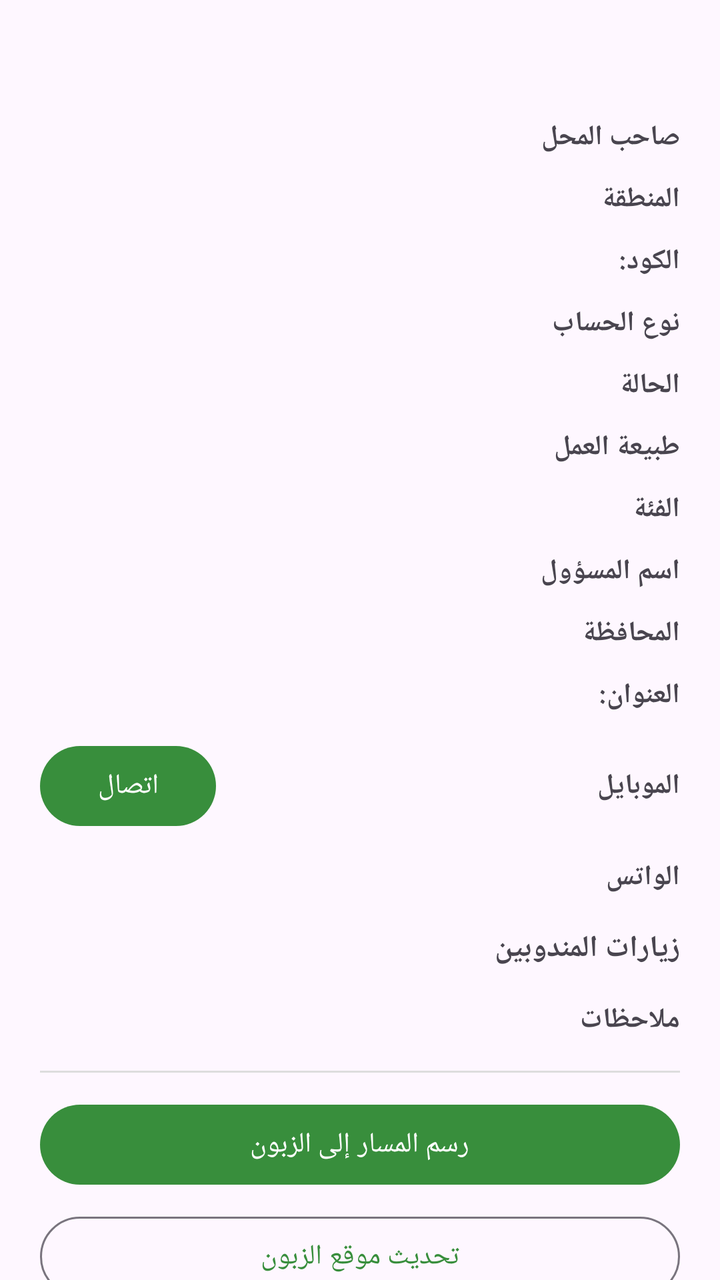
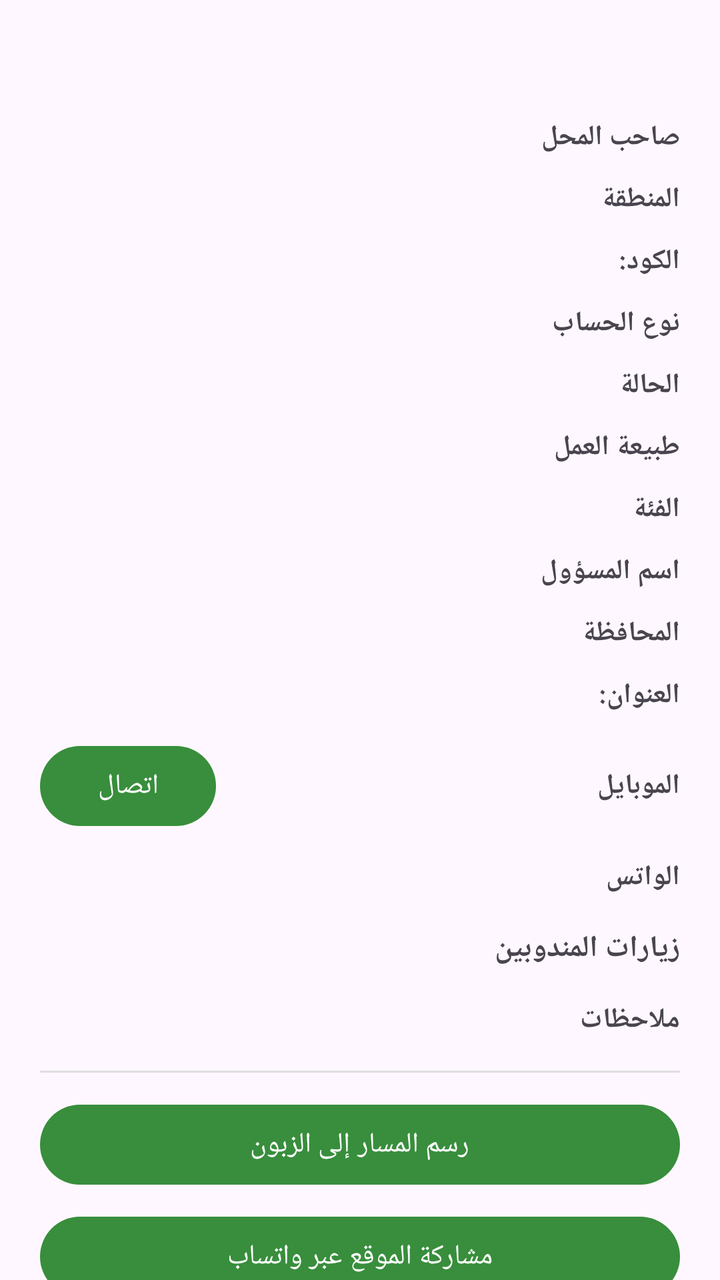

An Android layout rendered at two revisions. The XML below is the earlier revision; the diff shows what the commit changed to produce the second picture.
<!-- AndroidManifest.xml: application theme Theme.RepGuide -->
<!-- res/layout/dialog_store.xml -->
<?xml version="1.0" encoding="utf-8"?>
<androidx.core.widget.NestedScrollView xmlns:android="http://schemas.android.com/apk/res/android"
    android:layout_width="match_parent"
    android:layout_height="wrap_content">

    <LinearLayout
        android:layout_width="match_parent"
        android:layout_height="wrap_content"
        android:layoutDirection="rtl"
        android:orientation="vertical"
        android:padding="20dp">

        <TextView
            android:id="@+id/storeNameText"
            android:layout_width="match_parent"
            android:layout_height="wrap_content"
            android:textColor="?attr/colorPrimary"
            android:textSize="20sp"
            android:textStyle="bold" />

        <LinearLayout
            android:id="@+id/rowOwner"
            android:layout_width="match_parent"
            android:layout_height="wrap_content"
            android:layout_marginTop="12dp"
            android:orientation="horizontal">

            <TextView
                android:layout_width="wrap_content"
                android:layout_height="wrap_content"
                android:text="@string/owner_name"
                android:textStyle="bold" />

            <TextView
                android:id="@+id/ownerValue"
                android:layout_width="0dp"
                android:layout_height="wrap_content"
                android:layout_marginStart="8dp"
                android:layout_weight="1" />
        </LinearLayout>

        <LinearLayout
            android:id="@+id/rowRegion"
            android:layout_width="match_parent"
            android:layout_height="wrap_content"
            android:layout_marginTop="12dp"
            android:orientation="horizontal">

            <TextView
                android:layout_width="wrap_content"
                android:layout_height="wrap_content"
                android:text="@string/region"
                android:textStyle="bold" />

            <TextView
                android:id="@+id/regionValue"
                android:layout_width="0dp"
                android:layout_height="wrap_content"
                android:layout_marginStart="8dp"
                android:layout_weight="1" />
        </LinearLayout>

        <LinearLayout
            android:id="@+id/rowCode"
            android:layout_width="match_parent"
            android:layout_height="wrap_content"
            android:layout_marginTop="12dp"
            android:orientation="horizontal">

            <TextView
                android:layout_width="wrap_content"
                android:layout_height="wrap_content"
                android:text="@string/customer_code"
                android:textStyle="bold" />

            <TextView
                android:id="@+id/codeValue"
                android:layout_width="0dp"
                android:layout_height="wrap_content"
                android:layout_marginStart="8dp"
                android:layout_weight="1" />
        </LinearLayout>

        <LinearLayout
            android:id="@+id/rowAccountType"
            android:layout_width="match_parent"
            android:layout_height="wrap_content"
            android:layout_marginTop="12dp"
            android:orientation="horizontal">

            <TextView
                android:layout_width="wrap_content"
                android:layout_height="wrap_content"
                android:text="@string/account_type"
                android:textStyle="bold" />

            <TextView
                android:id="@+id/accountTypeValue"
                android:layout_width="0dp"
                android:layout_height="wrap_content"
                android:layout_marginStart="8dp"
                android:layout_weight="1" />
        </LinearLayout>

        <LinearLayout
            android:id="@+id/rowStatus"
            android:layout_width="match_parent"
            android:layout_height="wrap_content"
            android:layout_marginTop="12dp"
            android:orientation="horizontal">

            <TextView
                android:layout_width="wrap_content"
                android:layout_height="wrap_content"
                android:text="@string/status"
                android:textStyle="bold" />

            <TextView
                android:id="@+id/statusValue"
                android:layout_width="0dp"
                android:layout_height="wrap_content"
                android:layout_marginStart="8dp"
                android:layout_weight="1" />
        </LinearLayout>

        <LinearLayout
            android:id="@+id/rowCategory"
            android:layout_width="match_parent"
            android:layout_height="wrap_content"
            android:layout_marginTop="12dp"
            android:orientation="horizontal">

            <TextView
                android:layout_width="wrap_content"
                android:layout_height="wrap_content"
                android:text="@string/category"
                android:textStyle="bold" />

            <TextView
                android:id="@+id/categoryValue"
                android:layout_width="0dp"
                android:layout_height="wrap_content"
                android:layout_marginStart="8dp"
                android:layout_weight="1" />
        </LinearLayout>

        <LinearLayout
            android:id="@+id/rowShopClass"
            android:layout_width="match_parent"
            android:layout_height="wrap_content"
            android:layout_marginTop="12dp"
            android:orientation="horizontal">

            <TextView
                android:layout_width="wrap_content"
                android:layout_height="wrap_content"
                android:text="@string/shop_class"
                android:textStyle="bold" />

            <TextView
                android:id="@+id/shopClassValue"
                android:layout_width="0dp"
                android:layout_height="wrap_content"
                android:layout_marginStart="8dp"
                android:layout_weight="1" />
        </LinearLayout>

        <LinearLayout
            android:id="@+id/rowManager"
            android:layout_width="match_parent"
            android:layout_height="wrap_content"
            android:layout_marginTop="12dp"
            android:orientation="horizontal">

            <TextView
                android:layout_width="wrap_content"
                android:layout_height="wrap_content"
                android:text="@string/manager_name"
                android:textStyle="bold" />

            <TextView
                android:id="@+id/managerValue"
                android:layout_width="0dp"
                android:layout_height="wrap_content"
                android:layout_marginStart="8dp"
                android:layout_weight="1" />
        </LinearLayout>

        <LinearLayout
            android:id="@+id/rowGovernate"
            android:layout_width="match_parent"
            android:layout_height="wrap_content"
            android:layout_marginTop="12dp"
            android:orientation="horizontal">

            <TextView
                android:layout_width="wrap_content"
                android:layout_height="wrap_content"
                android:text="@string/governate"
                android:textStyle="bold" />

            <TextView
                android:id="@+id/governateValue"
                android:layout_width="0dp"
                android:layout_height="wrap_content"
                android:layout_marginStart="8dp"
                android:layout_weight="1" />
        </LinearLayout>

        <LinearLayout
            android:id="@+id/rowAddress"
            android:layout_width="match_parent"
            android:layout_height="wrap_content"
            android:layout_marginTop="12dp"
            android:orientation="horizontal">

            <TextView
                android:layout_width="wrap_content"
                android:layout_height="wrap_content"
                android:text="@string/address"
                android:textStyle="bold" />

            <TextView
                android:id="@+id/addressValue"
                android:layout_width="0dp"
                android:layout_height="wrap_content"
                android:layout_marginStart="8dp"
                android:layout_weight="1" />
        </LinearLayout>

        <LinearLayout
            android:id="@+id/rowPhone"
            android:layout_width="match_parent"
            android:layout_height="wrap_content"
            android:layout_marginTop="12dp"
            android:gravity="center_vertical"
            android:orientation="horizontal">

            <TextView
                android:layout_width="wrap_content"
                android:layout_height="wrap_content"
                android:text="@string/phone"
                android:textStyle="bold" />

            <TextView
                android:id="@+id/phoneValue"
                android:layout_width="0dp"
                android:layout_height="wrap_content"
                android:layout_marginStart="8dp"
                android:layout_weight="1" />

            <com.google.android.material.button.MaterialButton
                android:id="@+id/callButton"
                android:layout_width="wrap_content"
                android:layout_height="wrap_content"
                android:text="@string/call" />
        </LinearLayout>

        <LinearLayout
            android:id="@+id/rowWhatsapp"
            android:layout_width="match_parent"
            android:layout_height="wrap_content"
            android:layout_marginTop="12dp"
            android:orientation="horizontal">

            <TextView
                android:layout_width="wrap_content"
                android:layout_height="wrap_content"
                android:text="@string/whatsapp"
                android:textStyle="bold" />

            <TextView
                android:id="@+id/whatsappValue"
                android:layout_width="0dp"
                android:layout_height="wrap_content"
                android:layout_marginStart="8dp"
                android:layout_weight="1" />
        </LinearLayout>

        <TextView
            android:id="@+id/visitsTitle"
            android:layout_width="match_parent"
            android:layout_height="wrap_content"
            android:layout_marginTop="16dp"
            android:text="@string/visits_title"
            android:textSize="15sp"
            android:textStyle="bold" />

        <LinearLayout
            android:id="@+id/visitsContainer"
            android:layout_width="match_parent"
            android:layout_height="wrap_content"
            android:layout_marginTop="4dp"
            android:orientation="vertical" />

        <LinearLayout
            android:id="@+id/rowNotes"
            android:layout_width="match_parent"
            android:layout_height="wrap_content"
            android:layout_marginTop="12dp"
            android:orientation="horizontal">

            <TextView
                android:layout_width="wrap_content"
                android:layout_height="wrap_content"
                android:text="@string/notes"
                android:textStyle="bold" />

            <TextView
                android:id="@+id/notesValue"
                android:layout_width="0dp"
                android:layout_height="wrap_content"
                android:layout_marginStart="8dp"
                android:layout_weight="1" />
        </LinearLayout>

        <View
            android:layout_width="match_parent"
            android:layout_height="1dp"
            android:layout_marginTop="16dp"
            android:background="#DDDDDD" />

        <LinearLayout
            android:layout_width="match_parent"
            android:layout_height="wrap_content"
            android:layout_marginTop="12dp"
            android:orientation="vertical">

            <com.google.android.material.button.MaterialButton
                android:id="@+id/drawRouteButton"
                android:layout_width="match_parent"
                android:layout_height="wrap_content"
                android:text="@string/draw_route" />

            <com.google.android.material.button.MaterialButton
                android:id="@+id/updateLocationButton"
                style="@style/Widget.Material3.Button.OutlinedButton"
                android:layout_width="match_parent"
                android:layout_height="wrap_content"
                android:layout_marginTop="8dp"
                android:text="@string/update_location" />

            <com.google.android.material.button.MaterialButton
                android:id="@+id/addNoteButton"
                style="@style/Widget.Material3.Button.OutlinedButton"
                android:layout_width="match_parent"
                android:layout_height="wrap_content"
                android:layout_marginTop="8dp"
                android:text="@string/add_note" />

            <com.google.android.material.button.MaterialButton
                android:id="@+id/updateBothButton"
                style="@style/Widget.Material3.Button.OutlinedButton"
                android:layout_width="match_parent"
                android:layout_height="wrap_content"
                android:layout_marginTop="8dp"
                android:text="@string/update_location_with_note" />
        </LinearLayout>
    </LinearLayout>
</androidx.core.widget.NestedScrollView>
<!-- resources referenced by this layout -->
<resources>
  <string name="account_type">نوع الحساب</string>
  <string name="add_note">إضافة ملاحظة</string>
  <string name="address">العنوان:</string>
  <string name="call">اتصال</string>
  <string name="category">طبيعة العمل</string>
  <string name="customer_code">الكود:</string>
  <string name="draw_route">رسم المسار إلى الزبون</string>
  <string name="governate">المحافظة</string>
  <string name="manager_name">اسم المسؤول</string>
  <string name="notes">ملاحظات</string>
  <string name="owner_name">صاحب المحل</string>
  <string name="phone">الموبايل</string>
  <string name="region">المنطقة</string>
  <string name="shop_class">الفئة</string>
  <string name="status">الحالة</string>
  <string name="update_location">تحديث موقع الزبون</string>
  <string name="update_location_with_note">تحديث الموقع مع ملاحظة</string>
  <string name="visits_title">زيارات المندوبين</string>
  <string name="whatsapp">الواتس</string>
  <style name="Theme.RepGuide" parent="Theme.Material3.DayNight.NoActionBar">
          <item name="colorPrimary">@color/green_700</item>
          <item name="colorOnPrimary">@color/white</item>
          <item name="colorPrimaryContainer">@color/green_900</item>
          <item name="colorSecondary">@color/amber_500</item>
      </style>
  <color name="green_700">#388E3C</color>
  <color name="white">#FFFFFF</color>
  <color name="green_900">#1B5E20</color>
  <color name="amber_500">#FFC107</color>
</resources>

<!-- the commit's change to res/layout/dialog_store.xml (unified diff, before → after) -->
@@ -333,6 +333,13 @@
                 android:text="@string/draw_route" />
 
             <com.google.android.material.button.MaterialButton
+                android:id="@+id/shareLocationButton"
+                android:layout_width="match_parent"
+                android:layout_height="wrap_content"
+                android:layout_marginTop="8dp"
+                android:text="@string/share_location" />
+
+            <com.google.android.material.button.MaterialButton
                 android:id="@+id/updateLocationButton"
                 style="@style/Widget.Material3.Button.OutlinedButton"
                 android:layout_width="match_parent"
<!-- resource entries referenced after the edit -->
@@ -13,6 +13,7 @@
   <string name="owner_name">صاحب المحل</string>
   <string name="phone">الموبايل</string>
   <string name="region">المنطقة</string>
+  <string name="share_location">مشاركة الموقع عبر واتساب</string>
   <string name="shop_class">الفئة</string>
   <string name="status">الحالة</string>
   <string name="update_location">تحديث موقع الزبون</string>
